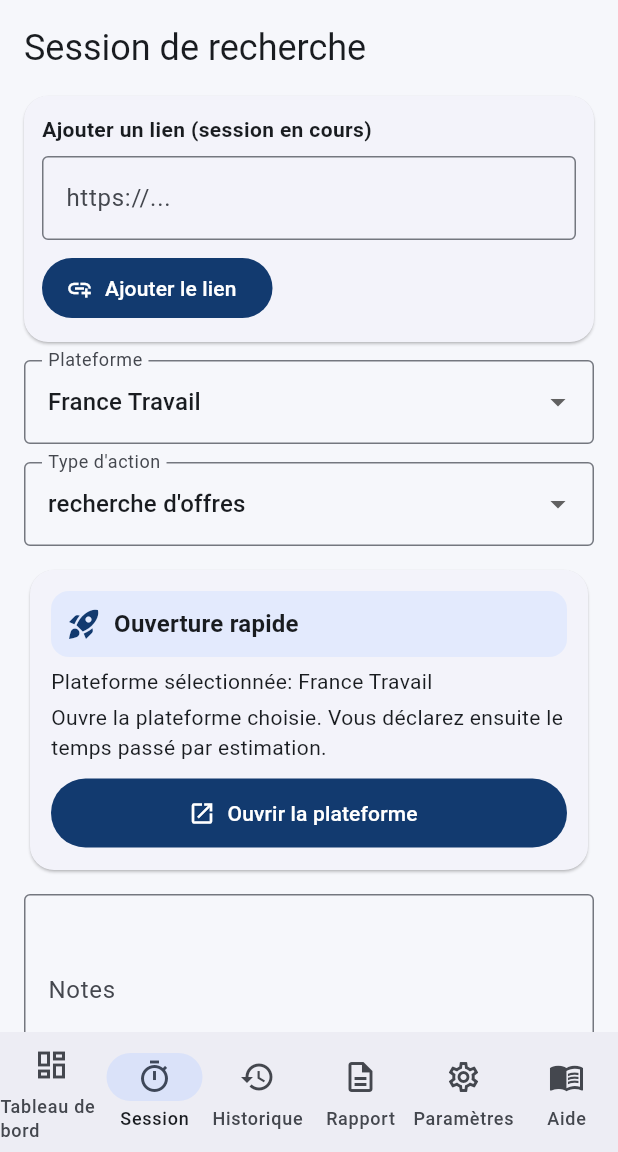
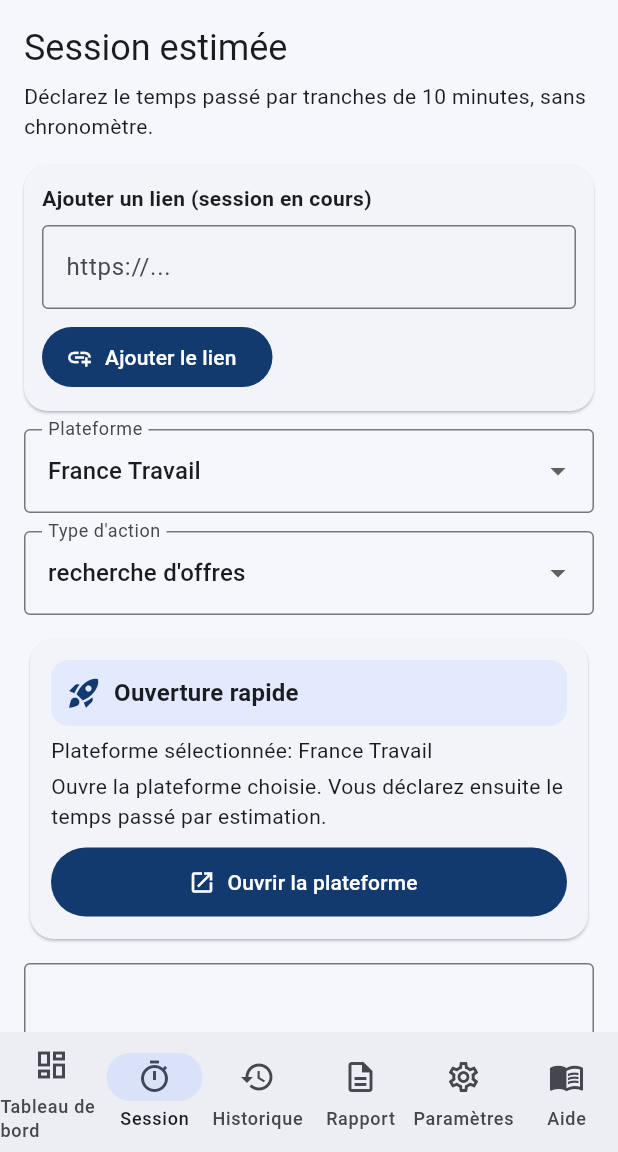
Before and after one commit to stephaneG-frep/JobTime_Proof, a Flutter app: the screen it shows after launch, item 2 of the bottom bar chosen, on a phone screen of 412 x 824 dp, the part 84-1236 px from its top. Run offline on Flutter 3.47's test engine with Material 3 defaults, Android fonts, the phone set to English and light mode, and no system bars; our stand-ins replace file_picker, flutter_secure_storage, hive, hive_flutter, image_picker, pdf and 2 more; accounts and stored records are empty.

Commit message:
Polish estimated session UX

```diff
--- a/lib/screens/session_timer_screen.dart
+++ b/lib/screens/session_timer_screen.dart
@@ -98,8 +98,13 @@
       padding: const EdgeInsets.all(16),
       children: [
         Text(
-          'Session de recherche',
+          'Session estimée',
           style: Theme.of(context).textTheme.headlineSmall,
+        ),
+        const SizedBox(height: 6),
+        Text(
+          'Déclarez le temps passé par tranches de 10 minutes, sans chronomètre.',
+          style: Theme.of(context).textTheme.bodyMedium,
         ),
         const SizedBox(height: 16),
         if (sessionProvider.pendingSharedUrl != null)
--- a/lib/services/pdf_report_service.dart
+++ b/lib/services/pdf_report_service.dart
@@ -108,7 +108,7 @@
           ),
           pw.SizedBox(height: 14),
           pw.Text(
-            'Chronologie des actions',
+            'Chronologie des sessions',
             style: pw.TextStyle(fontSize: 14, fontWeight: pw.FontWeight.bold),
           ),
           pw.SizedBox(height: 6),
```
